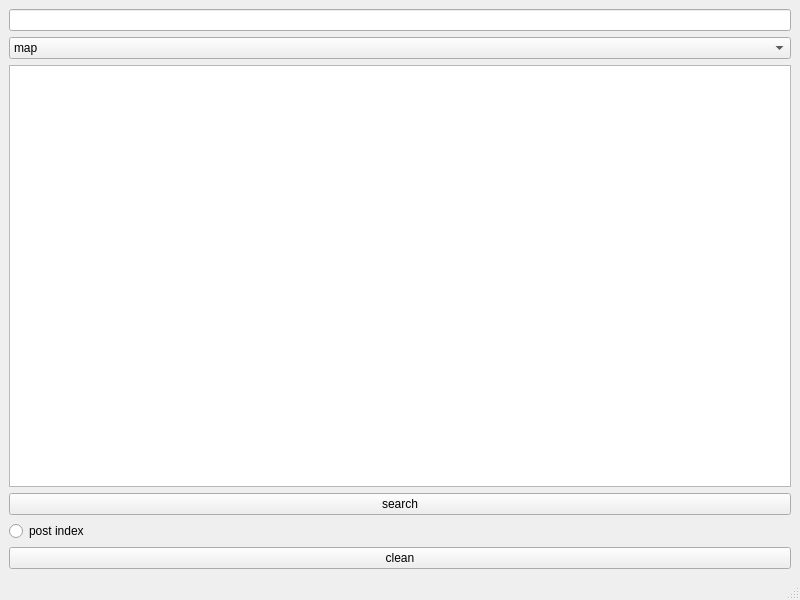
Above: main.ui from Sanya787/YandexMapApi before the change. Below: the same form after it.
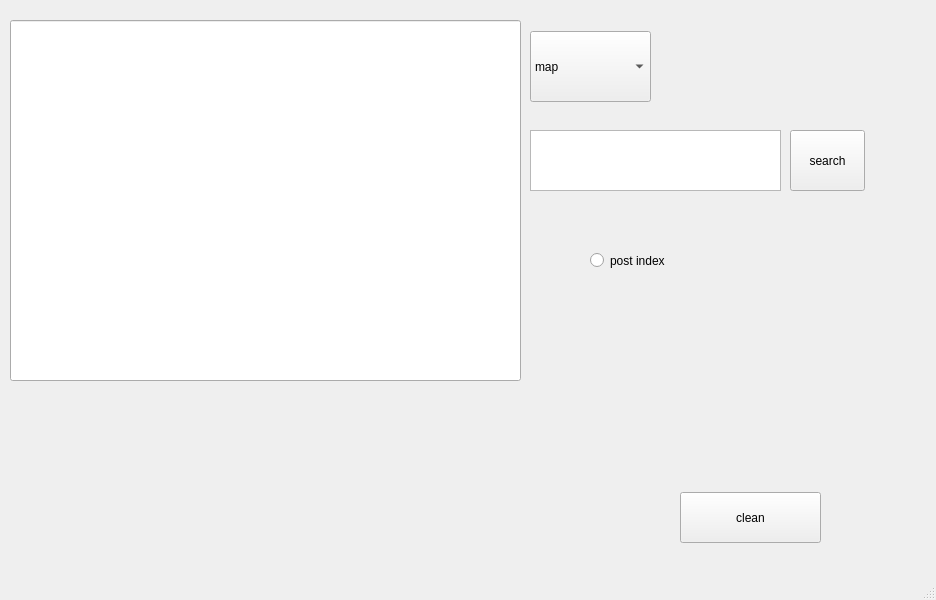
That is the form after the change.

Commit message: some changes with bags

Patch:
```diff
--- a/main.ui
+++ b/main.ui
@@ -6,7 +6,7 @@
    <rect>
     <x>0</x>
     <y>0</y>
-    <width>800</width>
+    <width>936</width>
     <height>600</height>
    </rect>
   </property>
@@ -14,16 +14,28 @@
    <string>MainWindow</string>
   </property>
   <widget class="QWidget" name="centralwidget">
-   <layout class="QVBoxLayout" name="verticalLayout">
-    <item>
      <widget class="QLineEdit" name="map_picture_line">
+    <property name="geometry">
+     <rect>
+      <x>10</x>
+      <y>20</y>
+      <width>511</width>
+      <height>361</height>
+     </rect>
+    </property>
       <property name="readOnly">
        <bool>true</bool>
       </property>
      </widget>
-    </item>
-    <item>
      <widget class="QComboBox" name="comboBox">
+    <property name="geometry">
+     <rect>
+      <x>530</x>
+      <y>31</y>
+      <width>121</width>
+      <height>71</height>
+     </rect>
+    </property>
       <property name="editable">
        <bool>false</bool>
       </property>
@@ -43,32 +55,55 @@
        </property>
       </item>
      </widget>
-    </item>
-    <item>
-     <widget class="QTextEdit" name="adress_edit"/>
-    </item>
-    <item>
+   <widget class="QTextEdit" name="adress_edit">
+    <property name="geometry">
+     <rect>
+      <x>530</x>
+      <y>130</y>
+      <width>251</width>
+      <height>61</height>
+     </rect>
+    </property>
+   </widget>
      <widget class="QPushButton" name="search_button">
+    <property name="geometry">
+     <rect>
+      <x>790</x>
+      <y>130</y>
+      <width>75</width>
+      <height>61</height>
+     </rect>
+    </property>
       <property name="text">
        <string>search</string>
       </property>
      </widget>
-    </item>
-    <item>
      <widget class="QRadioButton" name="radio_post_index">
+    <property name="geometry">
+     <rect>
+      <x>590</x>
+      <y>230</y>
+      <width>131</width>
+      <height>61</height>
+     </rect>
+    </property>
       <property name="text">
        <string>post index</string>
       </property>
      </widget>
-    </item>
-    <item>
      <widget class="QPushButton" name="clean_button">
+    <property name="geometry">
+     <rect>
+      <x>680</x>
+      <y>492</y>
+      <width>141</width>
+      <height>51</height>
+     </rect>
+    </property>
       <property name="text">
        <string>clean</string>
       </property>
      </widget>
-    </item>
-   </layout>
   </widget>
   <widget class="QMenuBar" name="menubar">
    <property name="geometry">
```
Left out of the diff: 2 changed lines with no effect on the pictures. Lines whose indentation alone changed are shown as unchanged. The commit also changes 2 other files.
